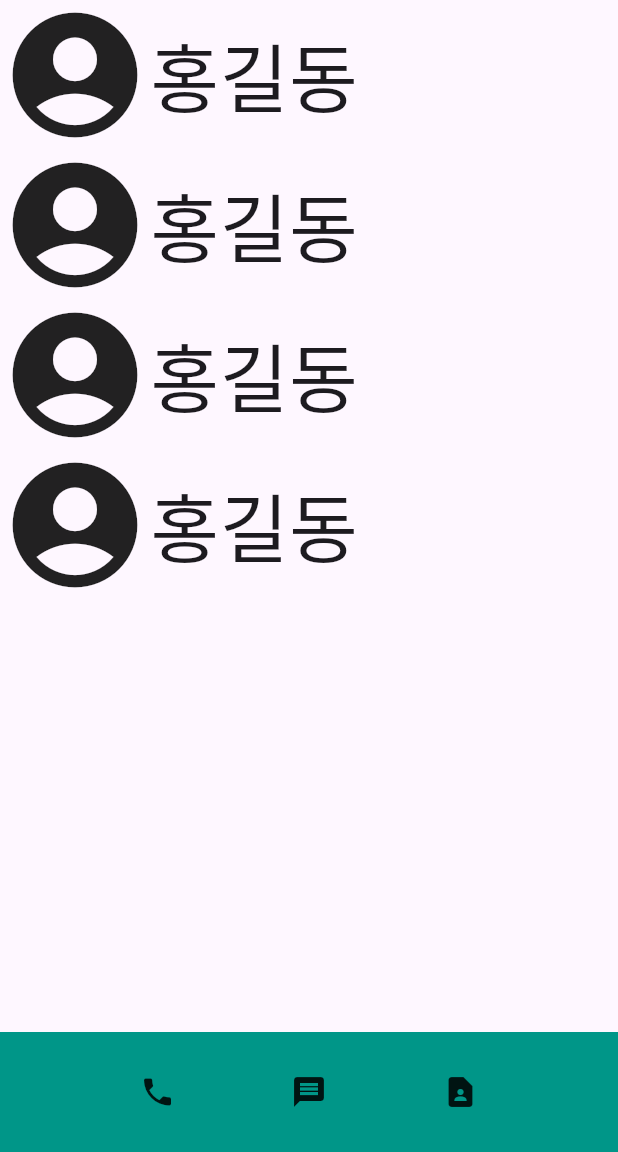
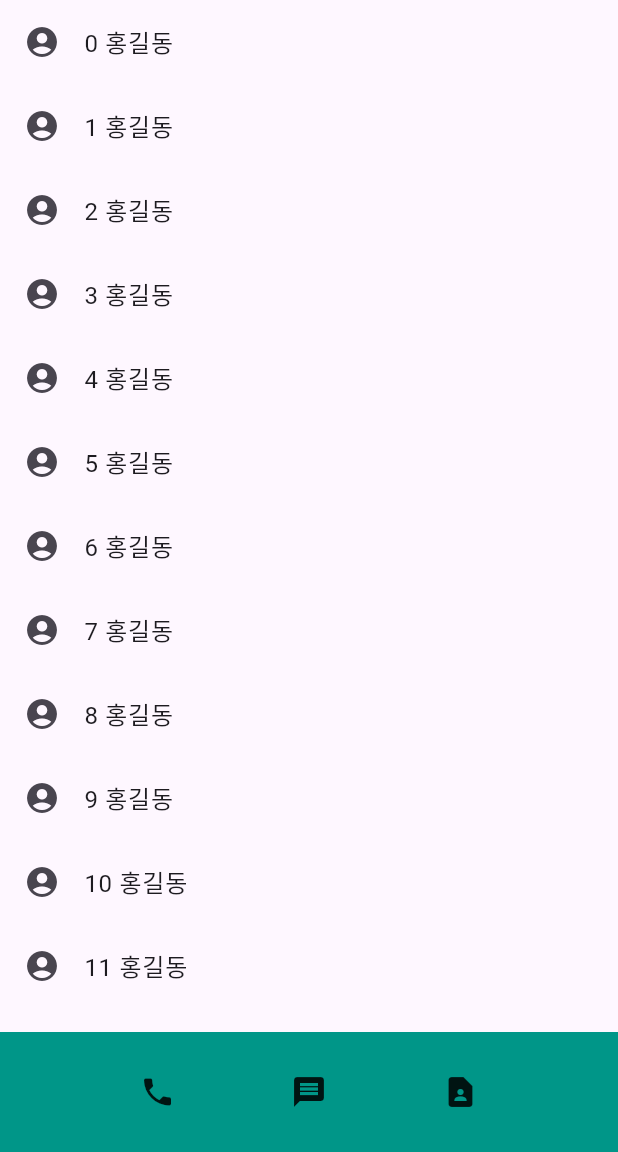
Before and after one commit to myungkeun02/flutter_practice, a Flutter app: the screen it shows after launch, on a phone screen of 412 x 824 dp, the part 84-1236 px from its top. Run offline on Flutter 3.47's test engine with Material 3 defaults, Android fonts, the phone set to English and light mode, and no system bars.

Commit message:
ListView.builder

```diff
--- a/lib/main.dart
+++ b/lib/main.dart
@@ -15,13 +15,15 @@ class MyApp extends StatelessWidget {
           title: Text("contact"),
           backgroundColor: Colors.teal,
         ),
-        body: ListView(
-          children: [
-            contact(),
-            contact(),
-            contact(),
-            contact(),
-          ],
+        body: ListView.builder(
+          itemCount: 100,
+          itemBuilder: (c, i) {
+            print(i);
+            return ListTile(
+              leading: Icon(Icons.account_circle),
+              title: Text(i.toString() + " 홍길동"),
+            );
+          },
         ),
         bottomNavigationBar: BottomAppBar(
           color: Colors.teal,
@@ -38,17 +40,3 @@ class MyApp extends StatelessWidget {
     );
   }
 }
-
-class contact extends StatelessWidget {
-  const contact({super.key});
-
-  @override
-  Widget build(BuildContext context) {
-    return const Row(
-        crossAxisAlignment: CrossAxisAlignment.center,
-        children: [
-        Icon(Icons.account_circle, size: 100,),
-        Text("홍길동", style: TextStyle(fontSize: 50),)
-    ]);
-  }
-}
```
